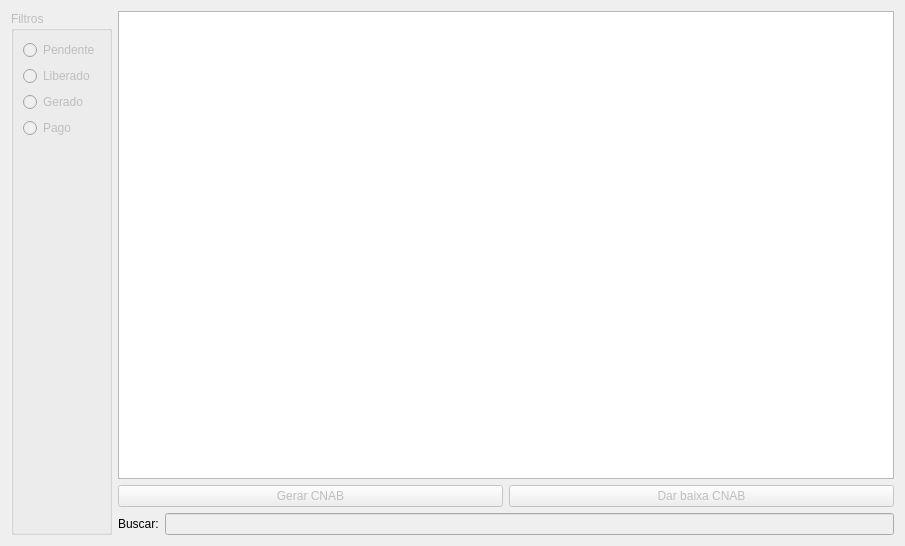
First picture: the form in ui/widgetgare.ui, repository darktorres/ERP-STACCATO, before the edit.
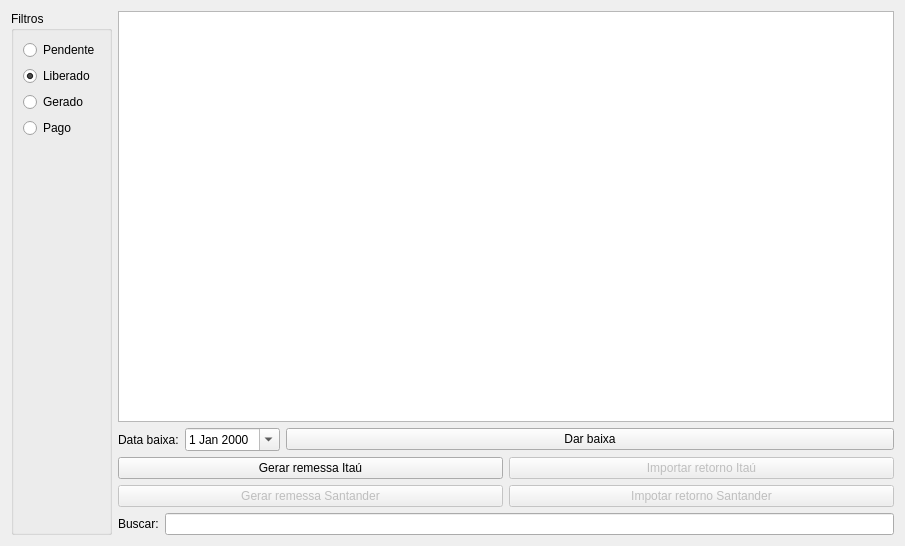
Second picture: the form after the edit. Custom widgets are drawn as their Qt base class.

Commit message: Código inicial do CNAB

```diff
--- a/ui/widgetgare.ui
+++ b/ui/widgetgare.ui
@@ -13,7 +13,7 @@
   <property name="windowTitle">
    <string>Form</string>
   </property>
-  <layout class="QGridLayout" name="gridLayout_4">
+  <layout class="QGridLayout" name="gridLayout_5">
    <item row="0" column="1">
     <widget class="TableView" name="table">
      <property name="editTriggers">
@@ -33,28 +33,85 @@
    <item row="1" column="1">
     <layout class="QGridLayout" name="gridLayout">
      <item row="0" column="0">
-      <widget class="QPushButton" name="pushButtonGerarCNAB">
-       <property name="enabled">
-        <bool>false</bool>
+      <widget class="QLabel" name="label_2">
+       <property name="sizePolicy">
+        <sizepolicy hsizetype="Maximum" vsizetype="Preferred">
+         <horstretch>0</horstretch>
+         <verstretch>0</verstretch>
+        </sizepolicy>
        </property>
        <property name="text">
-        <string>Gerar CNAB</string>
+        <string>Data baixa:</string>
        </property>
       </widget>
      </item>
      <item row="0" column="1">
-      <widget class="QPushButton" name="pushButtonBaixaCNAB">
-       <property name="enabled">
-        <bool>false</bool>
+      <widget class="QDateEdit" name="dateEdit">
+       <property name="sizePolicy">
+        <sizepolicy hsizetype="Maximum" vsizetype="Fixed">
+         <horstretch>0</horstretch>
+         <verstretch>0</verstretch>
+        </sizepolicy>
        </property>
+       <property name="calendarPopup">
+        <bool>true</bool>
+       </property>
+      </widget>
+     </item>
+     <item row="0" column="2">
+      <widget class="QPushButton" name="pushButtonDarBaixa">
        <property name="text">
-        <string>Dar baixa CNAB</string>
+        <string>Dar baixa</string>
        </property>
       </widget>
      </item>
     </layout>
    </item>
    <item row="2" column="1">
+    <layout class="QGridLayout" name="gridLayout_4">
+     <item row="0" column="0">
+      <widget class="QPushButton" name="pushButtonRemessaItau">
+       <property name="enabled">
+        <bool>true</bool>
+       </property>
+       <property name="text">
+        <string>Gerar remessa Itaú</string>
+       </property>
+      </widget>
+     </item>
+     <item row="0" column="1">
+      <widget class="QPushButton" name="pushButtonRetornoItau">
+       <property name="enabled">
+        <bool>false</bool>
+       </property>
+       <property name="text">
+        <string>Importar retorno Itaú</string>
+       </property>
+      </widget>
+     </item>
+     <item row="1" column="0">
+      <widget class="QPushButton" name="pushButtonRemessaSantander">
+       <property name="enabled">
+        <bool>false</bool>
+       </property>
+       <property name="text">
+        <string>Gerar remessa Santander</string>
+       </property>
+      </widget>
+     </item>
+     <item row="1" column="1">
+      <widget class="QPushButton" name="pushButtonRetornoSantander">
+       <property name="enabled">
+        <bool>false</bool>
+       </property>
+       <property name="text">
+        <string>Impotar retorno Santander</string>
+       </property>
+      </widget>
+     </item>
+    </layout>
+   </item>
+   <item row="3" column="1">
     <layout class="QGridLayout" name="gridLayout_2">
      <item row="0" column="0">
       <widget class="QLabel" name="label">
@@ -64,18 +121,18 @@
       </widget>
      </item>
      <item row="0" column="1">
-      <widget class="QLineEdit" name="lineEdit">
+      <widget class="QLineEdit" name="lineEditBusca">
        <property name="enabled">
-        <bool>false</bool>
+        <bool>true</bool>
        </property>
       </widget>
      </item>
     </layout>
    </item>
-   <item row="0" column="0" rowspan="3">
-    <widget class="QGroupBox" name="groupBox">
+   <item row="0" column="0" rowspan="4">
+    <widget class="QGroupBox" name="groupBoxFiltros">
      <property name="enabled">
-      <bool>false</bool>
+      <bool>true</bool>
      </property>
      <property name="title">
       <string>Filtros</string>
@@ -120,6 +177,9 @@
         <property name="text">
          <string>Liberado</string>
         </property>
+        <property name="checked">
+         <bool>true</bool>
+        </property>
        </widget>
       </item>
      </layout>
```
The commit also changes 6 other files.
